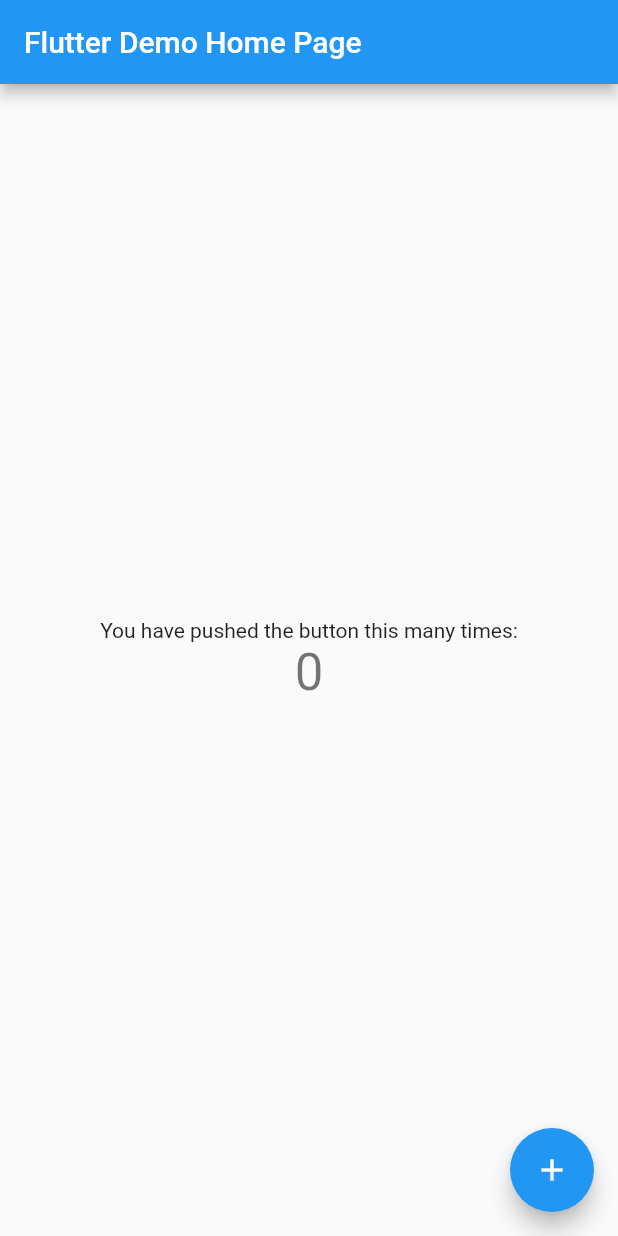
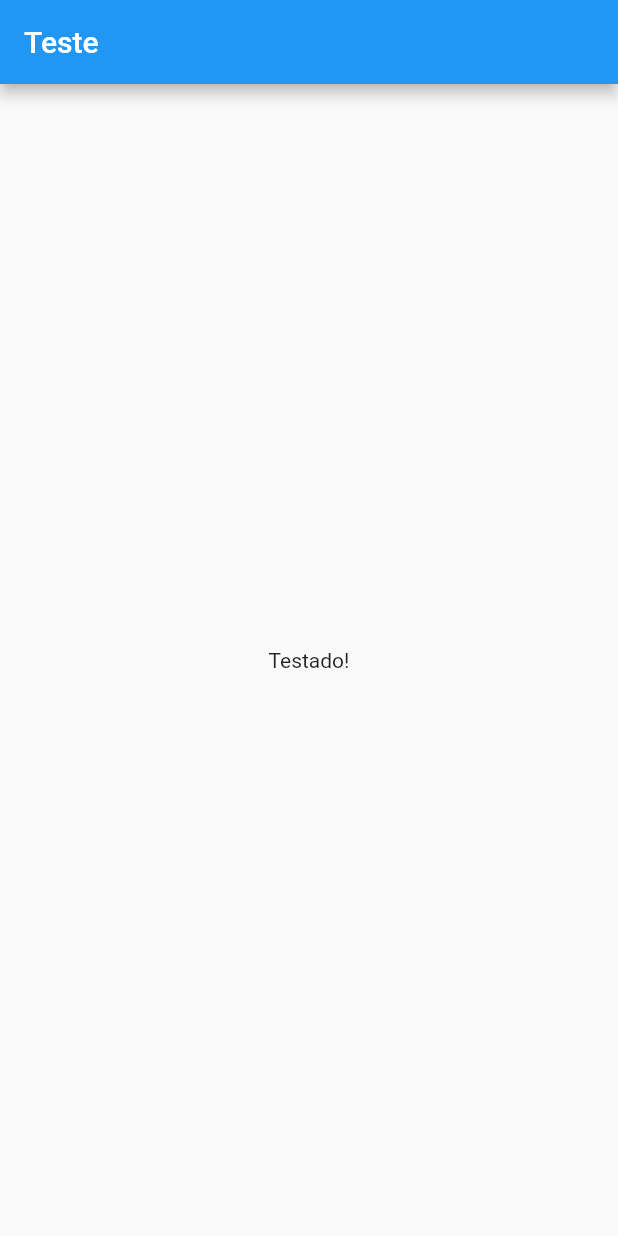
Before and after one commit to anselmo157/bemoltest, a Flutter app: the screen it shows after launch, on a phone screen of 412 x 824 dp. Run offline on Flutter 3.47's test engine with Material 2 defaults, Android fonts, the phone set to English and light mode, and no system bars.

Commit message:
Add pages of app

```diff
--- a/lib/main.dart
+++ b/lib/main.dart
@@ -1,3 +1,4 @@
+import 'package:bemoltest/ui/pages/home_page.dart';
 import 'package:flutter/material.dart';
 
 void main() {
@@ -14,54 +15,7 @@
       theme: ThemeData(
         primarySwatch: Colors.blue,
       ),
-      home: const MyHomePage(title: 'Flutter Demo Home Page'),
+      home: const HomePage(),
     );
   }
 }
-
-class MyHomePage extends StatefulWidget {
-  const MyHomePage({super.key, required this.title});
-
-  final String title;
-
-  @override
-  State<MyHomePage> createState() => _MyHomePageState();
-}
-
-class _MyHomePageState extends State<MyHomePage> {
-  int _counter = 0;
-
-  void _incrementCounter() {
-    setState(() {
-      _counter++;
-    });
-  }
-
-  @override
-  Widget build(BuildContext context) {
-    return Scaffold(
-      appBar: AppBar(
-        title: Text(widget.title),
-      ),
-      body: Center(
-        child: Column(
-          mainAxisAlignment: MainAxisAlignment.center,
-          children: <Widget>[
-            const Text(
-              'You have pushed the button this many times:',
-            ),
-            Text(
-              '$_counter',
-              style: Theme.of(context).textTheme.headline4,
-            ),
-          ],
-        ),
-      ),
-      floatingActionButton: FloatingActionButton(
-        onPressed: _incrementCounter,
-        tooltip: 'Increment',
-        child: const Icon(Icons.add),
-      ),
-    );
-  }
-}
--- /dev/null
+++ b/lib/ui/pages/details_page.dart
@@ -0,0 +1,11 @@
+import 'package:flutter/material.dart';
+
+class DetailsPage extends StatefulWidget {
+  const DetailsPage({super.key});
+
+  @override
+  State<StatefulWidget> createState() {
+    // TODO: implement createState
+    throw UnimplementedError();
+  }
+}
--- /dev/null
+++ b/lib/ui/pages/favorites_page.dart
@@ -0,0 +1,11 @@
+import 'package:flutter/material.dart';
+
+class FavoritesPage extends StatelessWidget {
+  const FavoritesPage({super.key});
+
+  @override
+  Widget build(BuildContext context) {
+    // TODO: implement build
+    throw UnimplementedError();
+  }
+}
--- /dev/null
+++ b/lib/ui/pages/home_page.dart
@@ -0,0 +1,19 @@
+import 'package:flutter/material.dart';
+
+class HomePage extends StatelessWidget {
+  const HomePage({super.key});
+
+  @override
+  Widget build(BuildContext context) {
+    return Scaffold(
+      appBar: AppBar(
+        title: const Text('Teste'),
+      ),
+      body: const Center(
+        child: Text(
+          'Testado!',
+        ),
+      ),
+    );
+  }
+}
```
